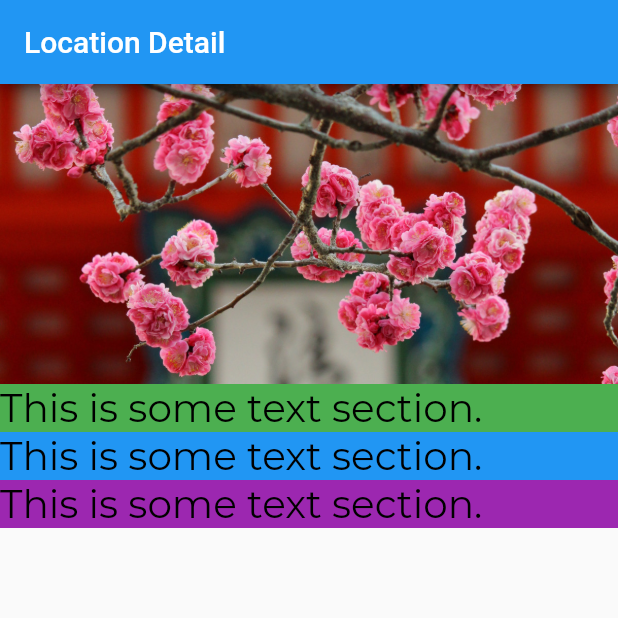
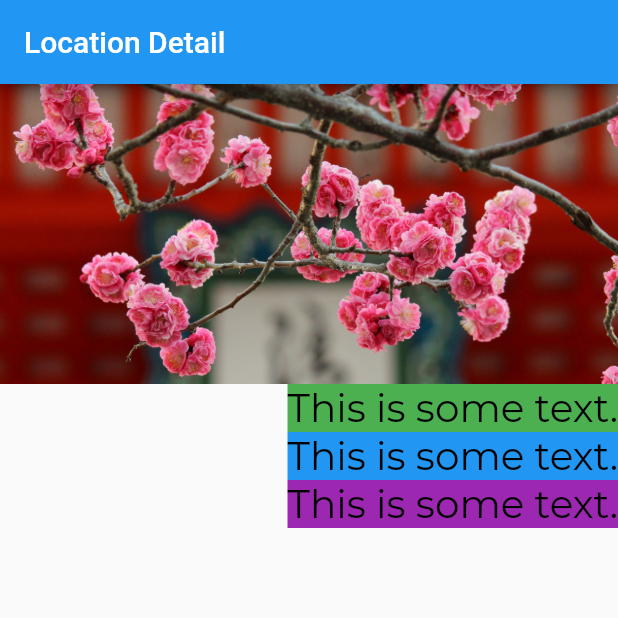
Before and after one commit to seenickcode/tourismandco, a Flutter app: the screen it shows after launch, on a phone screen of 412 x 824 dp, the top half of it. Run offline on Flutter 3.47's test engine with Material 2 defaults, Android fonts, the phone set to English and light mode, and no system bars.

Commit message:
updates to lesson 3

```diff
--- a/lib/screens/location_detail/location_detail.dart
+++ b/lib/screens/location_detail/location_detail.dart
@@ -11,7 +11,7 @@ class LocationDetail extends StatelessWidget {
       ),
       body: Column(
           mainAxisAlignment: MainAxisAlignment.start,
-          crossAxisAlignment: CrossAxisAlignment.stretch,
+          crossAxisAlignment: CrossAxisAlignment.end,
           children: [
             _bannerContainer(Colors.red),
             _textSectionContainer(Colors.green),
@@ -34,7 +34,7 @@ class LocationDetail extends StatelessWidget {
   Widget _textSectionContainer(Color color) {
     return Container(
       decoration: BoxDecoration(color: color),
-      child: Text("This is some text section."),
+      child: Text("This is some text."),
     );
   }
 }
```
